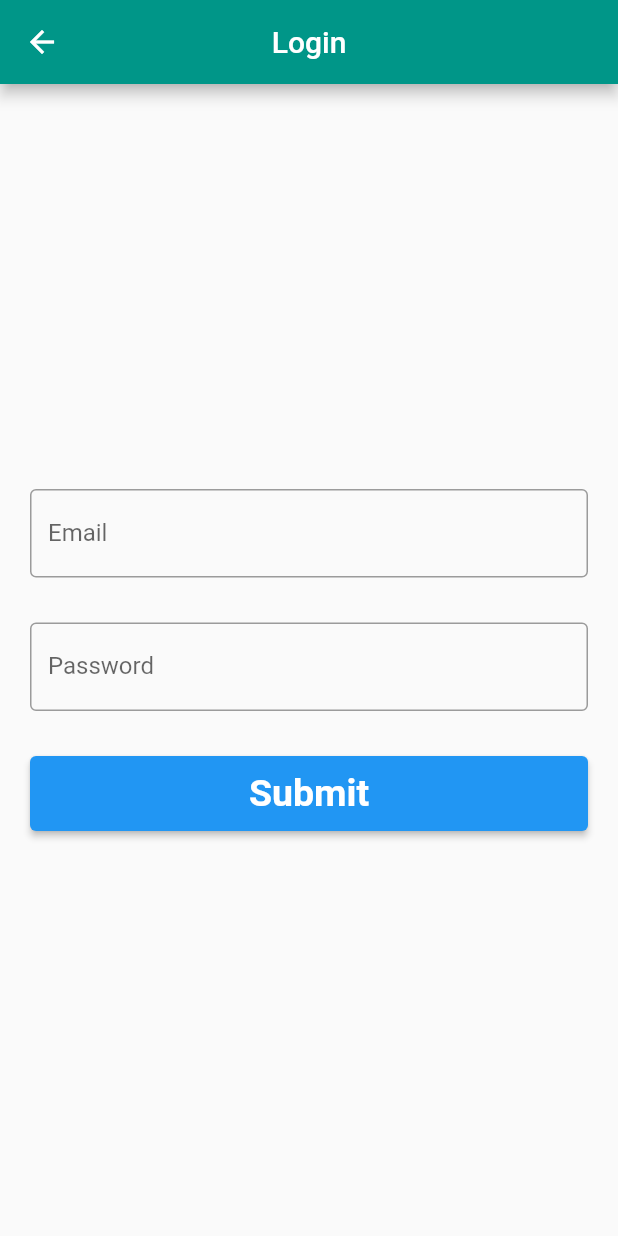
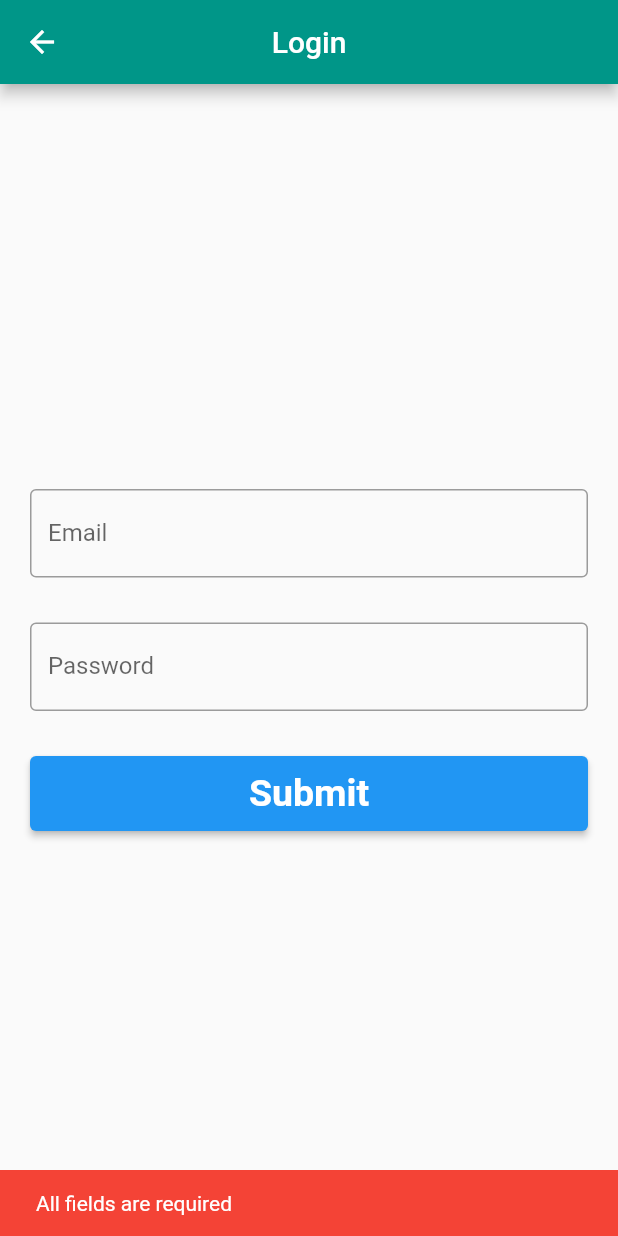
Before and after one commit to oluchristian/flutterfire, a Flutter app: the LoginScreen screen opened directly, after a tap on "Submit", on a phone screen of 412 x 824 dp. Run offline on Flutter 3.47's test engine with Material 2 defaults, Android fonts, the phone set to English and light mode, and no system bars; our stand-ins replace firebase_auth, firebase_core; accounts and stored records are empty.

Commit message:
login and signup pages

```diff
--- a/lib/screens/login_screen.dart
+++ b/lib/screens/login_screen.dart
@@ -1,9 +1,20 @@
+import 'package:firebase_auth/firebase_auth.dart';
 import 'package:flutter/material.dart';
+import 'package:flutter_firebase/screens/home_screen.dart';
+import 'package:flutter_firebase/services/auth_service.dart';
 
-class LoginScreen extends StatelessWidget {
+class LoginScreen extends StatefulWidget {
   LoginScreen({super.key});
+
+  @override
+  State<LoginScreen> createState() => _LoginScreenState();
+}
+
+class _LoginScreenState extends State<LoginScreen> {
   TextEditingController emailController = TextEditingController();
+
   TextEditingController passwordController = TextEditingController();
+  bool loading = false;
 
   @override
   Widget build(BuildContext context) {
@@ -32,11 +43,26 @@ class LoginScreen extends StatelessWidget {
                   labelText: 'Password', border: OutlineInputBorder()),
             ),
           SizedBox(height: 30,),
-          Container(
+          loading ? CircularProgressIndicator(): Container(
               height: 50,
               width: MediaQuery.of(context).size.width,
               child: ElevatedButton(
-                onPressed: () async {},
+                onPressed: () async {
+                  setState(() {
+                    loading = true;
+                  });
+                  if (emailController.text == "" || passwordController.text == "") {
+                    ScaffoldMessenger.of(context).showSnackBar(const SnackBar(content: Text('All fields are required'), backgroundColor: Colors.red,));
+                  } else{
+                    User? result = await AuthService().login(emailController.text, context, passwordController.text);
+                    if (result != null) {
+                      Navigator.pushAndRemoveUntil(context, MaterialPageRoute(builder: (context)=>HomeScreen()), (route) => false);
+                    }
+                  }
+                  setState(() {
+                    loading = false;
+                  });
+                },
                 child: Text(
                   "Submit",
                   style: TextStyle(
```
Also changed, not shown: lib/main.dart (+12 -1 lines), lib/screens/home_screen.dart (added, +24 -0 lines), lib/screens/register_screen.dart (+53 -16 lines), lib/services/auth_service.dart (+26 -4 lines), pubspec.lock, 2 other files.
